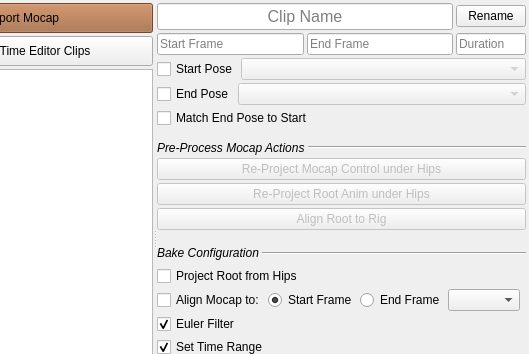
The window that mocap_clipper/ui/mocap_clipper_widget.ui (rBrenick/mocap-clipper) describes before a commit, drawn with Qt 5; both pictures show x 111 to 640 and y 0 to 354 of the 640 by 476 pixel window.
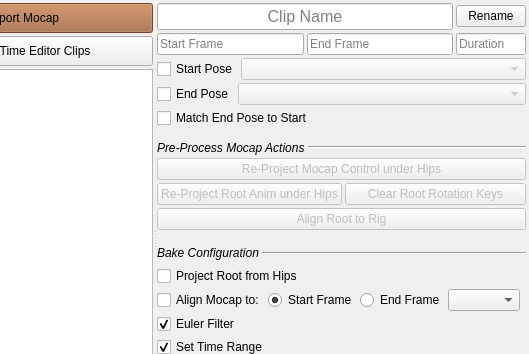
The same window after the commit. Custom widgets are drawn as their Qt base class.

Commit message: added clear_root_rotation button

What changed in the file:
```diff
--- a/mocap_clipper/ui/mocap_clipper_widget.ui
+++ b/mocap_clipper/ui/mocap_clipper_widget.ui
@@ -343,6 +343,8 @@
           </widget>
          </item>
          <item>
+          <layout class="QHBoxLayout" name="horizontalLayout_10">
+           <item>
           <widget class="QPushButton" name="reproject_root_anim_BTN">
            <property name="enabled">
             <bool>false</bool>
@@ -351,6 +353,18 @@
             <string>Re-Project Root Anim under Hips</string>
            </property>
           </widget>
+           </item>
+           <item>
+            <widget class="QPushButton" name="clear_root_rotation_keys_BTN">
+             <property name="enabled">
+              <bool>false</bool>
+             </property>
+             <property name="text">
+              <string>Clear Root Rotation Keys</string>
+             </property>
+            </widget>
+           </item>
+          </layout>
          </item>
          <item>
           <widget class="QPushButton" name="align_root_to_rig_BTN">
```
Left out of the diff: 6 changed lines with no effect on the pictures. Lines whose indentation alone changed are shown as unchanged. The commit also changes 4 other files.
